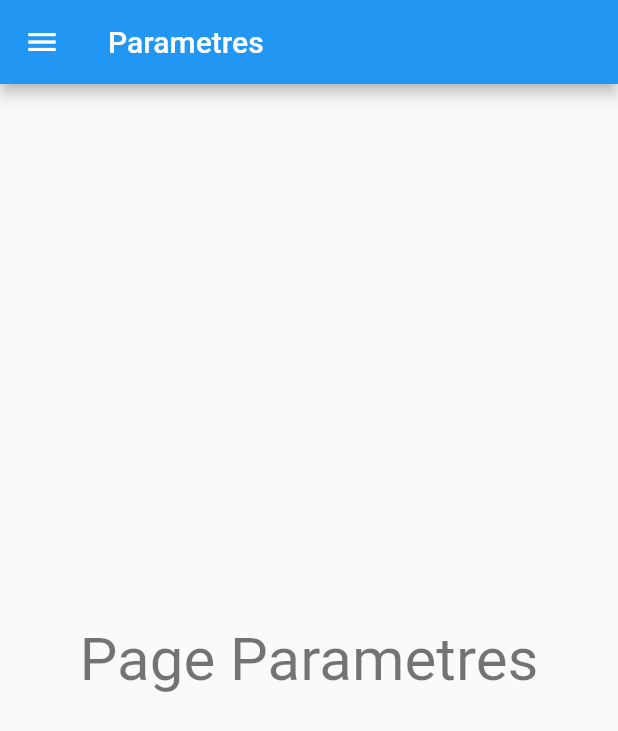
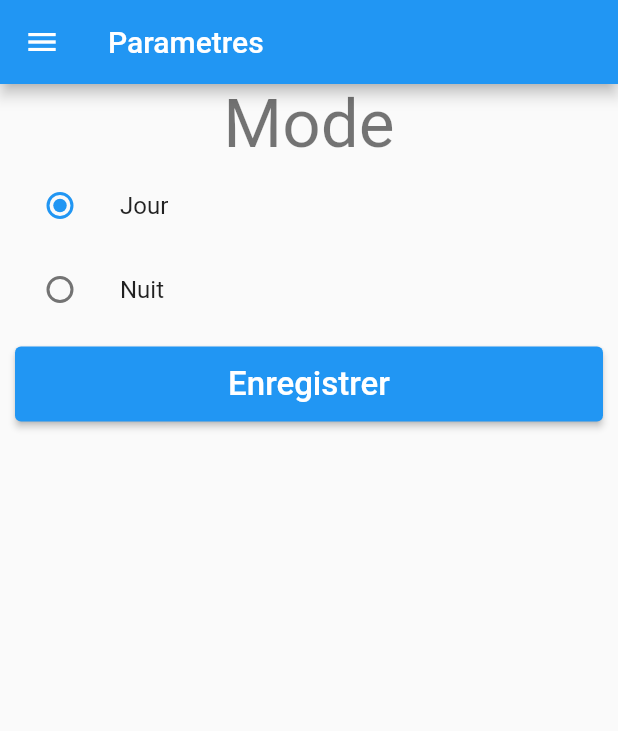
Before and after one commit to A-Hamdi1/Travel-App, a Flutter app: the ParametresPage screen opened by its route, on a phone screen of 412 x 824 dp. Shown: the top 731 px of the screen. Run offline on Flutter 3.47's test engine with Material 2 defaults, Android fonts, the phone set to English and light mode, and no system bars; our stand-ins replace firebase_auth, firebase_core, firebase_database, flutter_vector_icons, shared_preferences, snippet_coder_utils and 1 more; accounts and stored records are empty.

Commit message:
new update

```diff
--- a/lib/config/global.params.dart
+++ b/lib/config/global.params.dart
@@ -1,21 +1,82 @@
 import 'package:flutter/material.dart';
+
+import '../notifier/theme.dart';
 
 class GlobalParams {
   static List<Map<String, dynamic>> menus = [
-    {"title": "Accueil", "icon": Icon(Icons.home, color: Colors.blue), "route": "/home"},
-    {"title": "Météo", "icon": Icon(Icons.sunny_snowing, color: Colors.blue), "route": "/meteo"},
-    {"title": "Gallerie", "icon": Icon(Icons.photo, color: Colors.blue), "route": "/gallerie"},
-    {"title": "Pays", "icon": Icon(Icons.location_city, color: Colors.blue), "route": "/pays"},
-    {"title": "Contact", "icon": Icon(Icons.contact_page, color: Colors.blue), "route": "/contact"},
-    {"title": "Paramètres", "icon": Icon(Icons.settings, color: Colors.blue), "route": "/parametres"},
-    {"title": "Déconnexion", "icon": Icon(Icons.logout, color: Colors.blue), "route": "/authentification"},
+    {
+      "title": "Accueil",
+      "icon": Icon(Icons.home, color: Colors.blue),
+      "route": "/home"
+    },
+    {
+      "title": "Météo",
+      "icon": Icon(Icons.sunny_snowing, color: Colors.blue),
+      "route": "/meteo"
+    },
+    {
+      "title": "Gallerie",
+      "icon": Icon(Icons.photo, color: Colors.blue),
+      "route": "/gallerie"
+    },
+    {
+      "title": "Pays",
+      "icon": Icon(Icons.location_city, color: Colors.blue),
+      "route": "/pays"
+    },
+    {
+      "title": "Contact",
+      "icon": Icon(Icons.contact_page, color: Colors.blue),
+      "route": "/contact"
+    },
+    {
+      "title": "Paramètres",
+      "icon": Icon(Icons.settings, color: Colors.blue),
+      "route": "/parametres"
+    },
+    {
+      "title": "Déconnexion",
+      "icon": Icon(Icons.logout, color: Colors.blue),
+      "route": "/authentification"
+    },
   ];
-  static List<Map<String,dynamic>>accueil=[
-    {"image":AssetImage('images/meteo.png',),"route":"/meteo"},
-    {"image":AssetImage('images/gallerie.png',),"route":"/gallerie"},
-    {"image":AssetImage('images/pays.png',),"route":"/pays"},
-    {"image":AssetImage('images/contact.png',),"route":"/contact"},
-    {"image":AssetImage('images/parametres.png',),"route":"/parametres"},
-    {"image":AssetImage('images/deconnexion.png',),"route":"/authentification"},
+  static List<Map<String, dynamic>> accueil = [
+    {
+      "image": AssetImage(
+        'images/meteo.png',
+      ),
+      "route": "/meteo"
+    },
+    {
+      "image": AssetImage(
+        'images/gallerie.png',
+      ),
+      "route": "/gallerie"
+    },
+    {
+      "image": AssetImage(
+        'images/pays.png',
+      ),
+      "route": "/pays"
+    },
+    {
+      "image": AssetImage(
+        'images/contact.png',
+      ),
+      "route": "/contact"
+    },
+    {
+      "image": AssetImage(
+        'images/parametres.png',
+      ),
+      "route": "/parametres"
+    },
+    {
+      "image": AssetImage(
+        'images/deconnexion.png',
+      ),
+      "route": "/authentification"
+    },
   ];
+  static MonTheme themeActuel = MonTheme();
 }
--- a/lib/main.dart
+++ b/lib/main.dart
@@ -1,5 +1,6 @@
+import 'package:firebase_auth/firebase_auth.dart';
+import 'package:firebase_core/firebase_core.dart';
 import 'package:flutter/material.dart';
-import 'package:shared_preferences/shared_preferences.dart';
 import 'package:voyage/pages/contact.page.dart';
 import 'package:voyage/pages/gallerie.page.dart';
 import 'package:voyage/pages/home.page.dart';
@@ -8,10 +9,25 @@ import 'package:voyage/pages/authentification.dart';
 import 'package:voyage/pages/meteo.page.dart';
 import 'package:voyage/pages/parametres.dart';
 import 'package:voyage/pages/pays.page.dart';
+import 'config/global.params.dart';
+import 'firebase_options.dart';
 
-void main() => runApp(MyApp());
+ThemeData theme = ThemeData.light();
 
-class MyApp extends StatelessWidget {
+Future<void> main() async {
+  WidgetsFlutterBinding.ensureInitialized();
+  await Firebase.initializeApp(options: DefaultFirebaseOptions.currentPlatform);
+  runApp(MyApp());
+  await _onGetMode();
+  GlobalParams.themeActuel.setMode(await _onGetMode());
+}
+
+class MyApp extends StatefulWidget {
+  @override
+  State<MyApp> createState() => _MyAppState();
+}
+
+class _MyAppState extends State<MyApp> {
   final routes = {
     '/home': (context) => HomePage(),
     '/inscription': (context) => InscriptionPage(),
@@ -26,16 +42,35 @@ class MyApp extends StatelessWidget {
   @override
   Widget build(BuildContext context) {
     return MaterialApp(
-        debugShowCheckedModeBanner: false,
-        routes: routes,
-        home: FutureBuilder(
-            future: SharedPreferences.getInstance(),
-            builder: (context, snapshot) {
-              if (snapshot.hasData) {
-                bool conn = snapshot.data?.getBool('connecte') ?? false;
-                if (conn) return HomePage();
-              }
+      debugShowCheckedModeBanner: false,
+      routes: routes,
+      theme: GlobalParams.themeActuel.getTheme(),
+      home: StreamBuilder<User?>(
+          stream: FirebaseAuth.instance.authStateChanges(),
+          builder: (context, snapshot) {
+            if (snapshot.hasData)
+              return HomePage();
+            else
               return AuthentificationPage();
-            }));
+          }),
+    );
+  }
+
+  @override
+  void initState() {
+    super.initState();
+    GlobalParams.themeActuel.addListener(() {
+      setState(() {});
+    });
   }
 }
+
+Future<String> _onGetMode() async {
+  final snapshot = await ref.child('mode').get();
+  if (snapshot.exists)
+    mode = snapshot.value.toString();
+  else
+    mode = "Jour";
+  print(mode);
+  return (mode);
+}
--- /dev/null
+++ b/lib/notifier/theme.dart
@@ -0,0 +1,14 @@
+import 'package:flutter/material.dart';
+
+class MonTheme extends ChangeNotifier {
+  static String mode = "Jour";
+
+  void setMode(String m) {
+    mode = m;
+    notifyListeners();
+  }
+
+  ThemeData getTheme() {
+    return (mode == "Jour") ? ThemeData.light() : ThemeData.dark();
+  }
+}
--- a/lib/pages/parametres.dart
+++ b/lib/pages/parametres.dart
@@ -1,21 +1,81 @@
+import 'package:firebase_database/firebase_database.dart';
 import 'package:flutter/material.dart';
 import 'package:voyage/menu/drawer.widget.dart';
 
-class ParametresPage extends StatelessWidget {
+import '../config/global.params.dart';
+
+String mode = "Jour";
+FirebaseDatabase fire = FirebaseDatabase.instance;
+DatabaseReference ref = fire.ref();
+
+class ParametresPage extends StatefulWidget {
+  const ParametresPage({super.key});
+
+  @override
+  State<ParametresPage> createState() => _ParametresPageState();
+}
+
+class _ParametresPageState extends State<ParametresPage> {
   @override
   Widget build(BuildContext context) {
     return Scaffold(
-      drawer: MyDrawer(),
-      appBar: AppBar(
-        title: Text('Parametres'),
+        drawer: MyDrawer(),
+        appBar: AppBar(
+          title: Text('Parametres'),
+        ),
+        body: Column(
+          mainAxisAlignment: MainAxisAlignment.start,
+          children: [
+            Text(
+              'Mode',
+              style: Theme.of(context).textTheme.headline3,
+            ),
+            Column(
+              children: <Widget>[
+                ListTile(
+                  title: const Text('Jour'),
+                  leading: Radio<String>(
+                    value: "Jour",
+                    groupValue: mode,
+                    onChanged: (value) {
+                      setState(() {
+                        mode = value!;
+                      });
+                    },
+                  ),
+                ),
+                ListTile(
+                  title: const Text('Nuit'),
+                  leading: Radio<String>(
+                    value: "Nuit",
+                    groupValue: mode,
+                    onChanged: (value) {
+                      setState(() {
+                        mode = value!;
+                      });
+                    },
+                  ),
+                ),
+              ],
+            ),
+            Container(
+              padding: EdgeInsets.all(10),
+              child: ElevatedButton(
+                  style: ElevatedButton.styleFrom(
+                      minimumSize: const Size.fromHeight(50)),
+                  onPressed: () {
+                    _onSaveMode();
+                  },
+                  child: Text('Enregistrer', style: TextStyle(fontSize: 22))),
+            ),
+          ],
+        ));
+  }
 
-      ),
-      body: Center(
-        child: Text(
-          'Page Parametres',
-          style: Theme.of(context).textTheme.headlineLarge,
-        ),
-      ),
-    );
+  _onSaveMode() async {
+    GlobalParams.themeActuel.setMode(mode);
+    await ref.set({"mode": mode});
+    print("mode changé");
+    Navigator.pop(context);
   }
 }
--- a/pubspec.yaml
+++ b/pubspec.yaml
@@ -38,6 +38,9 @@ dependencies:
   flutter_vector_icons: ^2.0.0
   font_awesome_flutter: ^10.6.0
   snippet_coder_utils: ^1.0.15
+  firebase_core: ^2.22.0
+  firebase_auth: ^4.14.0
+  firebase_database: ^10.3.4
 
   # The following adds the Cupertino Icons font to your application.
   # Use with the CupertinoIcons class for iOS style icons.
```
Also changed, not shown: lib/menu/drawer.widget.dart (+4 -4 lines), lib/pages/authentification.dart (+16 -11 lines), lib/pages/home.page.dart (+23 -18 lines), lib/pages/inscription.page.dart (+21 -6 lines), lib/firebase_options.dart (added), pubspec.lock, 5 other files.
